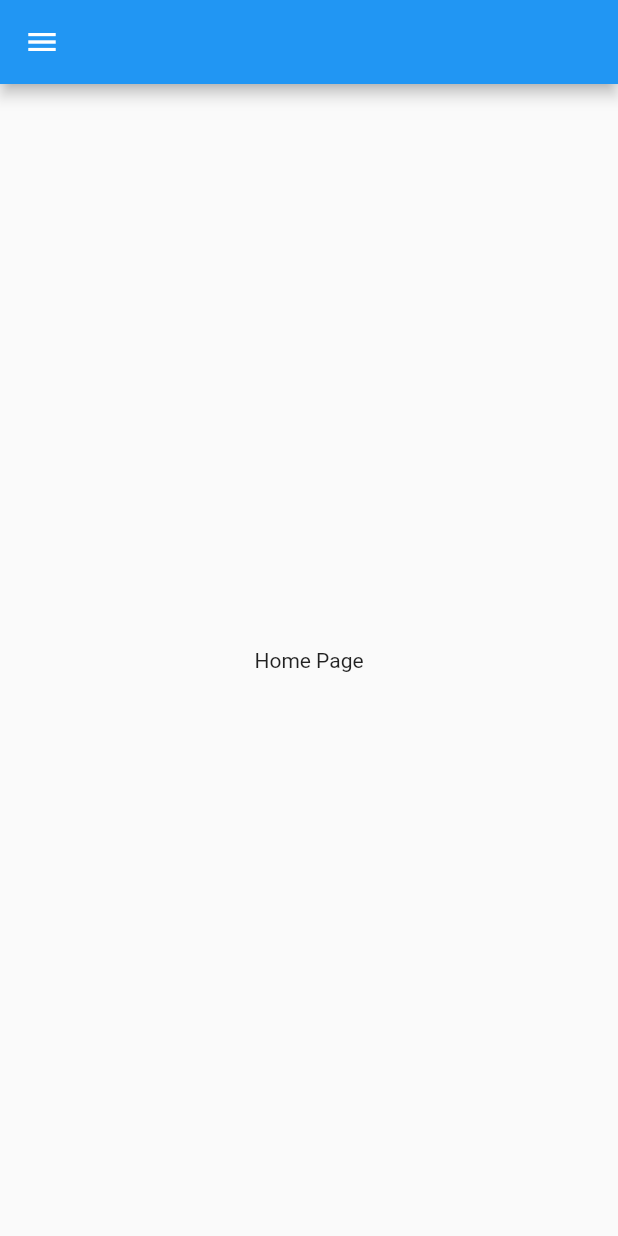
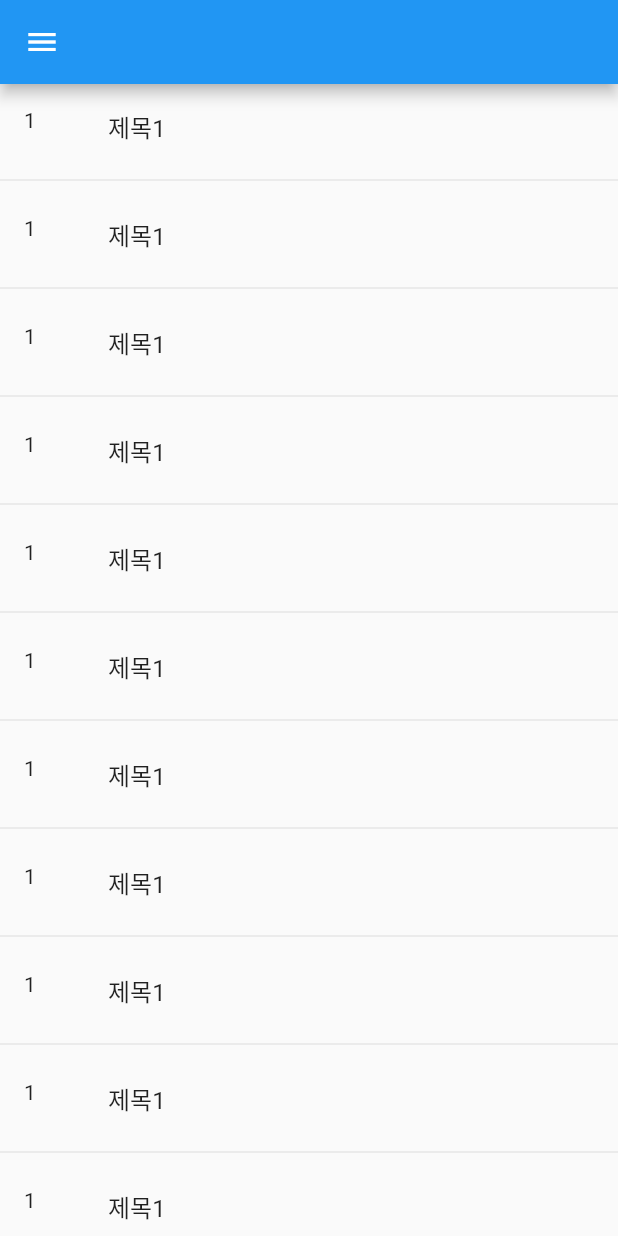
Before and after one commit to KDH7751/flutter_blog, a Flutter app: the screen it shows after launch, on a phone screen of 412 x 824 dp. Run offline on Flutter 3.47's test engine with Material 2 defaults, Android fonts, the phone set to English and light mode, and no system bars; our stand-ins replace get, validators.

Commit message:
10강 ListView로 HomePage 완성하기

```diff
--- a/lib/pages/post/home_page.dart
+++ b/lib/pages/post/home_page.dart
@@ -7,8 +7,18 @@ class HomePage extends StatelessWidget {
     return Scaffold(
       drawer: _navigation(context),
       appBar: AppBar(),
-      body: Center(
-        child: Text('Home Page'),
+      body: ListView.separated(
+        itemCount: 20,
+        itemBuilder: (context, index) {
+          return ListTile(
+            onTap: () {},
+            title: Text('제목1'),
+            leading: Text('1'),
+          );
+        },
+        separatorBuilder: (context, index) {
+          return Divider();
+        },
       ),
     );
   }
@@ -29,10 +39,9 @@ class HomePage extends StatelessWidget {
                 child: Text(
                   '회원정보보기',
                   style: TextStyle(
-                    fontSize: 20,
-                    fontWeight: FontWeight.bold,
-                    color: Colors.black54
-                  ),
+                      fontSize: 20,
+                      fontWeight: FontWeight.bold,
+                      color: Colors.black54),
                 ),
               ),
               Divider(),
@@ -41,10 +50,9 @@ class HomePage extends StatelessWidget {
                 child: Text(
                   '로그아웃',
                   style: TextStyle(
-                    fontSize: 20,
-                    fontWeight: FontWeight.bold,
-                    color: Colors.black54
-                  ),
+                      fontSize: 20,
+                      fontWeight: FontWeight.bold,
+                      color: Colors.black54),
                 ),
               ),
               Divider(),
```
